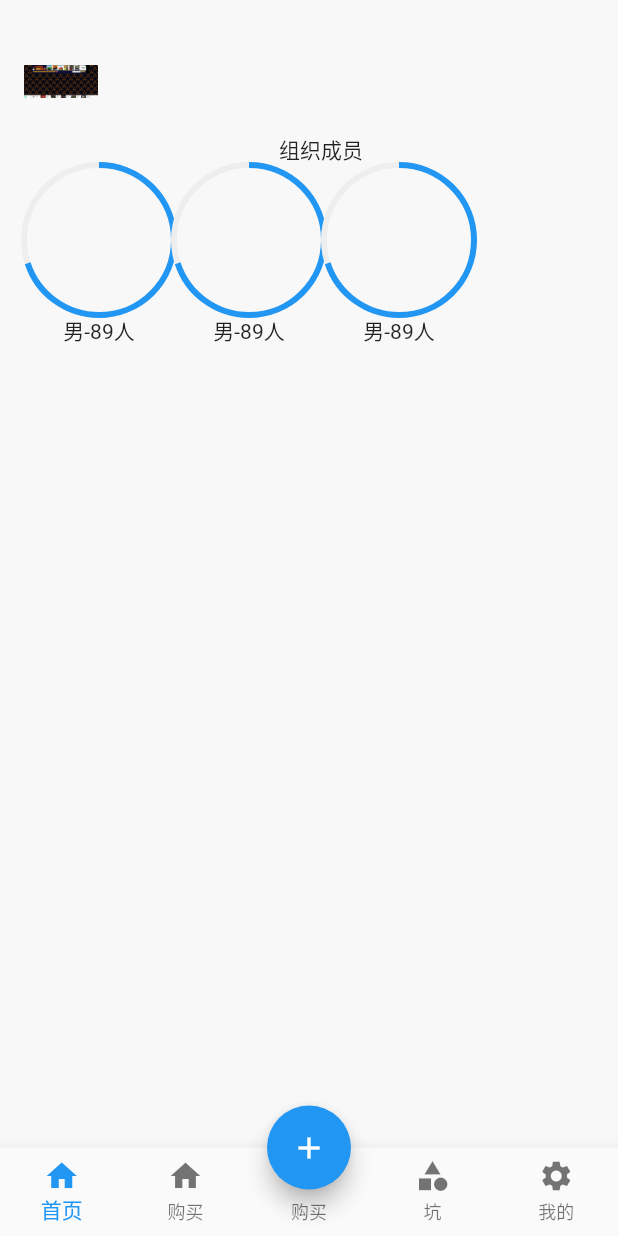
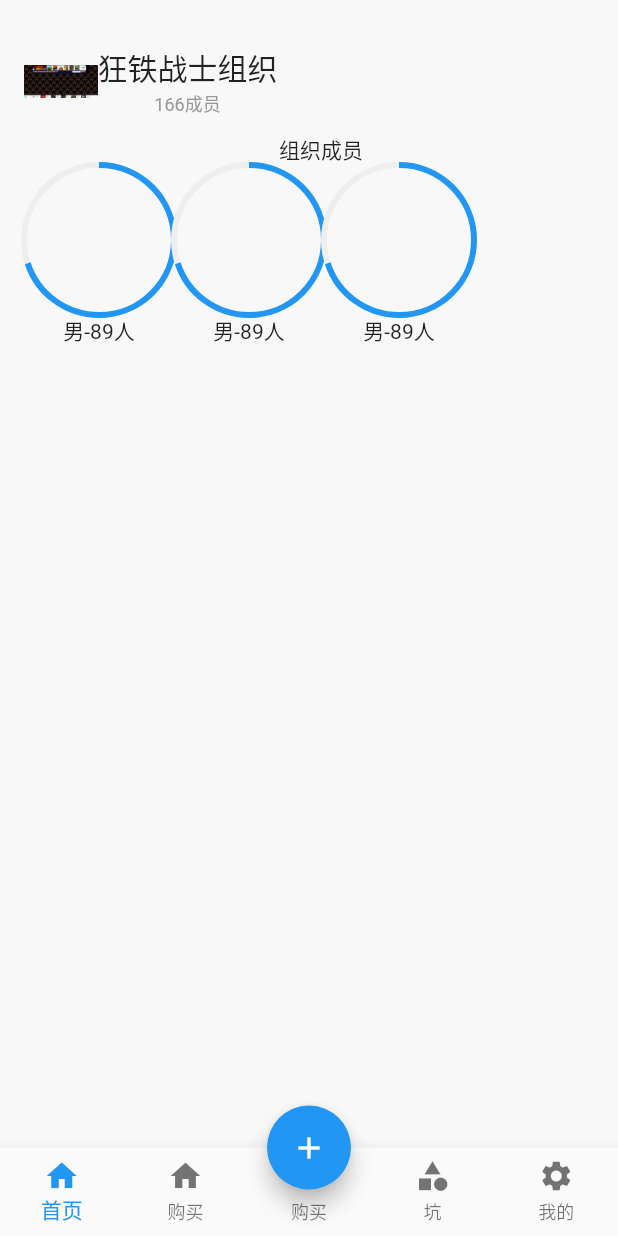
Before and after one commit to msc2318700141/demo01, a Flutter app: the screen it shows after launch, on a phone screen of 412 x 824 dp. Run offline on Flutter 3.47's test engine with Material 2 defaults, Android fonts, the phone set to English and light mode, and no system bars.

Commit message:
organization_detail

```diff
--- a/lib/views/organization_page/organization_detail.dart
+++ b/lib/views/organization_page/organization_detail.dart
@@ -23,10 +23,10 @@ class OrganizationDetailContent extends StatelessWidget{
             crossAxisAlignment: CrossAxisAlignment.start,
             children: <Widget>[
             Image.asset('assets/images/1.jpg',width: 49,height: 49,),
-            // Column(children: <Widget>[
-            //   Text('狂铁战士组织',style: TextStyle(fontSize: 20),),
-            //   Text('166成员',style: TextStyle(fontSize: 12,color: Color(0xFF999999),))
-            // ],)
+            Column(children: <Widget>[
+              Text('狂铁战士组织',style: TextStyle(fontSize: 20),),
+              Text('166成员',style: TextStyle(fontSize: 12,color: Color(0xFF999999),))
+            ],)
           ],)
         ),
         Padding(padding: EdgeInsets.only(top:10,left:16),
```
